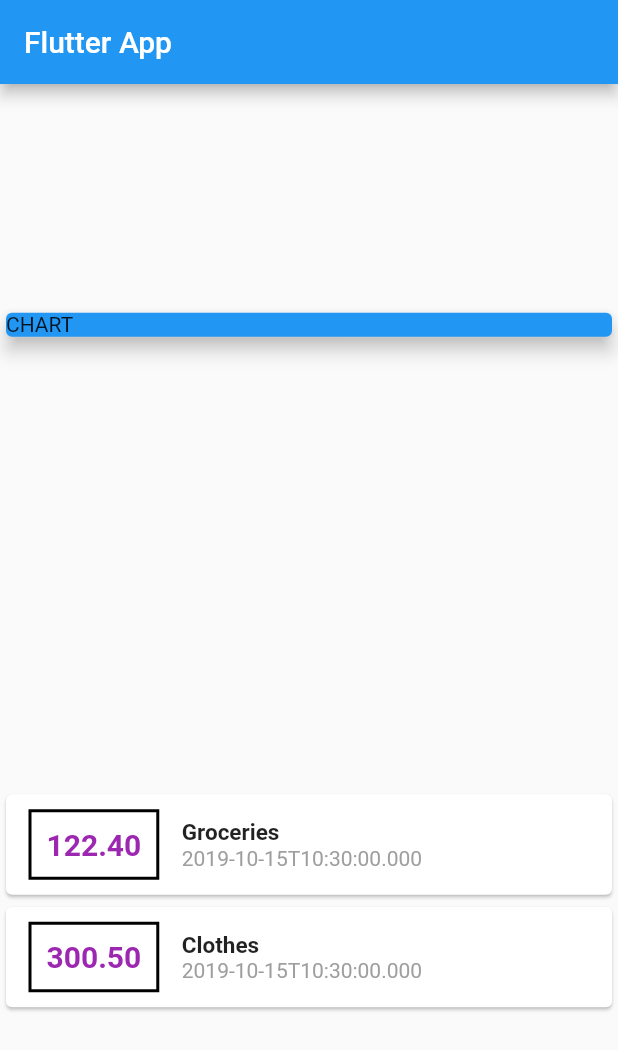
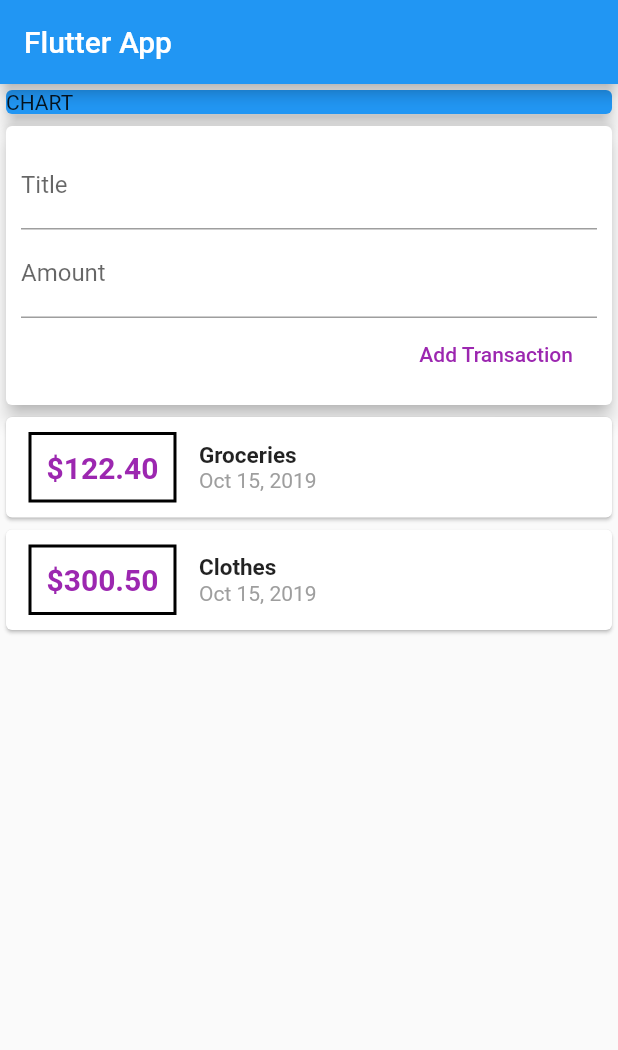
Before and after one commit to mabichuks/demo_flutter_projects, a Flutter app: the screen it shows after launch, on a phone screen of 412 x 824 dp. Shown: the top 1050 px of the screen. Run offline on Flutter 3.47's test engine with Material 2 defaults, Android fonts, the phone set to English and light mode, and no system bars.

Commit message:
update personal_expense

```diff
--- a/personal_expense/lib/main.dart
+++ b/personal_expense/lib/main.dart
@@ -1,5 +1,6 @@
 import 'package:flutter/material.dart';
-import 'package:personal_expense/transaction.dart';
+import 'package:personal_expense/models/transaction.dart';
+import 'package:intl/intl.dart';
 
 void main() => runApp(MyApp());
 
@@ -31,7 +32,7 @@ class MyHomePage extends StatelessWidget {
         title: Text('Flutter App'),
       ),
       body: Column(
-        mainAxisAlignment: MainAxisAlignment.spaceAround,
+        mainAxisAlignment: MainAxisAlignment.start,
         crossAxisAlignment: CrossAxisAlignment.stretch,
         children: <Widget>[
           Container(
@@ -42,6 +43,28 @@ class MyHomePage extends StatelessWidget {
               elevation: 5,
             ),
           ),
+          Card(
+            elevation: 5,
+            child: Container(
+              padding: EdgeInsets.all(10),
+              child: Column(
+                  crossAxisAlignment:CrossAxisAlignment.end,
+                  children: <Widget>[
+                  TextField(
+                    decoration: InputDecoration(labelText: "Title"),
+                  ),
+                  TextField(
+                    decoration: InputDecoration(labelText: "Amount"),
+                  ),
+                  FlatButton(
+                    child: Text("Add Transaction"),
+                    textColor: Colors.purple,
+                    onPressed: () {},
+                  )
+                ],
+              ),
+            ),
+          ),
           Column(
             children: transactions.map((tx) =>
             Card(
@@ -50,7 +73,7 @@ class MyHomePage extends StatelessWidget {
                   Container(
                     margin: EdgeInsets.symmetric(vertical: 10, horizontal: 15),
                     child: Text(
-                        tx.amount.toStringAsFixed(2),
+                        '\$${tx.amount.toStringAsFixed(2)}',
                       style: TextStyle(
                         fontWeight: FontWeight.bold,
                         fontSize: 20,
@@ -77,7 +100,7 @@ class MyHomePage extends StatelessWidget {
                         ),
                       ),
                       Text(
-                          tx.date.toIso8601String(),
+                         DateFormat.yMMMd().format(tx.date),
                         style: TextStyle(
                           color: Colors.grey
                         ),
--- /dev/null
+++ b/personal_expense/lib/widgets/transaction_list.dart
@@ -0,0 +1,10 @@
+import 'package:flutter/material.dart';
+
+class TransactionList extends StatefulWidget {
+  @override
+  State<StatefulWidget> createState() {
+    // TODO: implement createState
+    return null;
+  }
+
+}
--- a/personal_expense/pubspec.yaml
+++ b/personal_expense/pubspec.yaml
@@ -19,6 +19,7 @@ environment:
 dependencies:
   flutter:
     sdk: flutter
+  intl: ^0.15.8
 
   # The following adds the Cupertino Icons font to your application.
   # Use with the CupertinoIcons class for iOS style icons.
```
Also changed, not shown: personal_expense/lib/models/transaction.dart (renamed from personal_expense/lib/transaction.dart), personal_expense/pubspec.lock.
